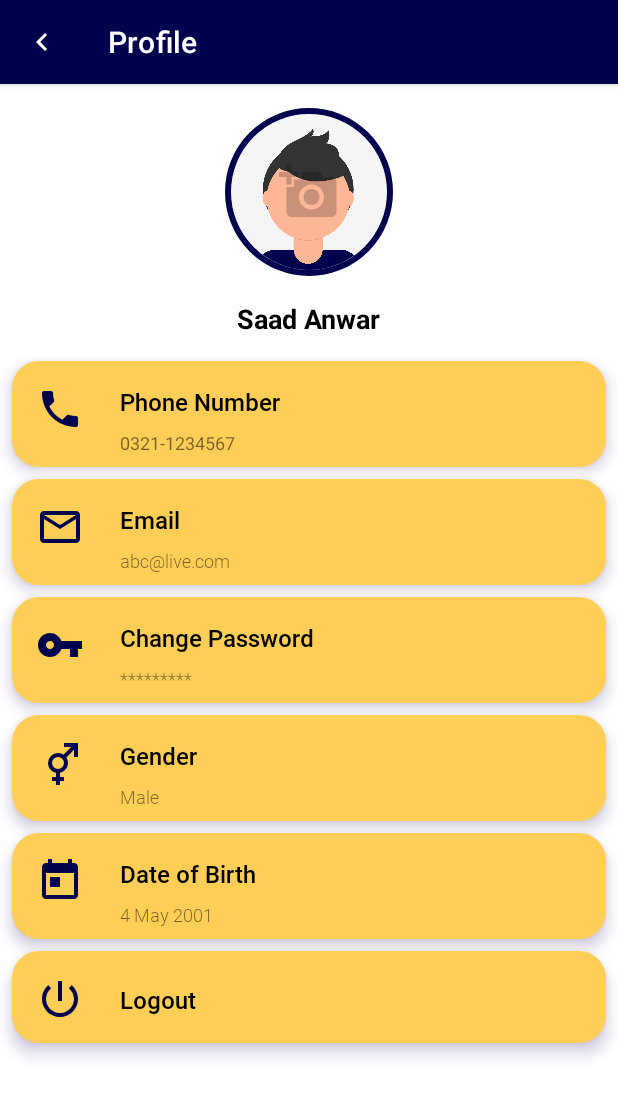
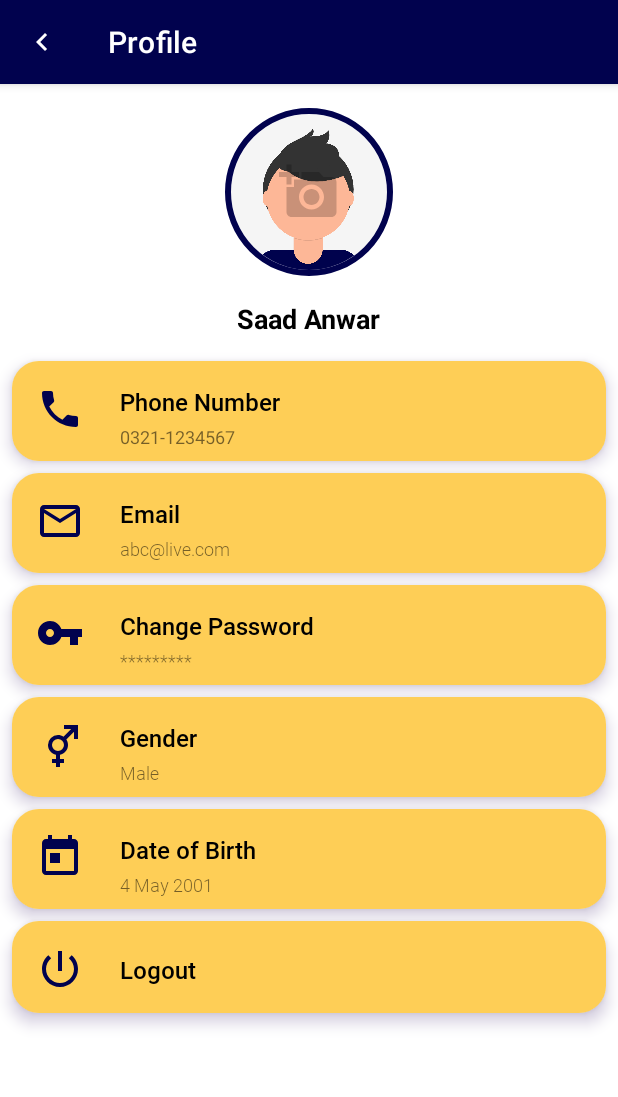
Before and after one commit to saadfarhan124/Carpool, an Android app: the ProfileActivity screen opened directly, with no data from a screen before it, on a phone screen of 412 x 824 dp. Shown: the top 1097 px of the screen. Run offline under Robolectric (Android 15) with nearby library versions, the phone set to English and light mode, and no system bars; our stand-ins replace Firebase (no records; nobody signed in at launch, a user with empty details on screens opened directly); plain views replace CircularImageView; 6 statements that could not run were skipped.

Commit message:
fix profile margin

```diff
--- a/app/src/main/res/layout/activity_profile.xml
+++ b/app/src/main/res/layout/activity_profile.xml
@@ -67,7 +67,7 @@
                         android:id="@+id/txt_num"
                         android:layout_width="wrap_content"
                         android:layout_height="wrap_content"
-                        android:layout_marginTop="8dp"
+                        android:layout_marginTop="4dp"
                         android:layout_marginBottom="8dp"
                         android:text="0321-1234567"
                         android:textSize="12sp"
@@ -124,7 +124,7 @@
                         android:id="@+id/txt_email"
                         android:layout_width="wrap_content"
                         android:layout_height="wrap_content"
-                        android:layout_marginTop="8dp"
+                        android:layout_marginTop="4dp"
                         android:layout_marginBottom="8dp"
                         android:fontFamily="@font/roboto_light"
                         android:text="abc@live.com"
@@ -184,7 +184,7 @@
                         android:id="@+id/txt_pas"
                         android:layout_width="wrap_content"
                         android:layout_height="wrap_content"
-                        android:layout_marginTop="8dp"
+                        android:layout_marginTop="4dp"
                         android:layout_marginBottom="8dp"
                         android:fontFamily="@font/roboto_light"
                         android:text="*********"
@@ -244,7 +244,7 @@
                         android:id="@+id/txt_gender"
                         android:layout_width="wrap_content"
                         android:layout_height="wrap_content"
-                        android:layout_marginTop="8dp"
+                        android:layout_marginTop="4dp"
                         android:layout_marginBottom="8dp"
                         android:fontFamily="@font/roboto_light"
                         android:text="Male"
@@ -302,7 +302,7 @@
                         android:id="@+id/txt_dob"
                         android:layout_width="wrap_content"
                         android:layout_height="wrap_content"
-                        android:layout_marginTop="8dp"
+                        android:layout_marginTop="4dp"
                         android:layout_marginBottom="8dp"
                         android:fontFamily="@font/roboto_light"
                         android:text="4 May 2001"
```
